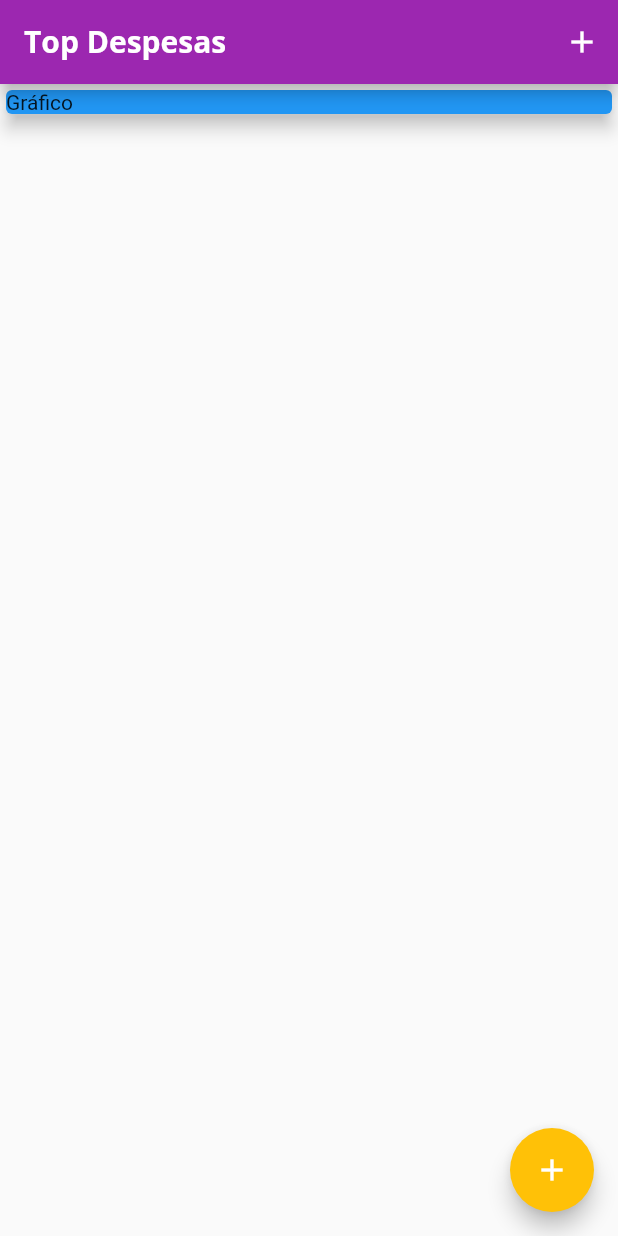
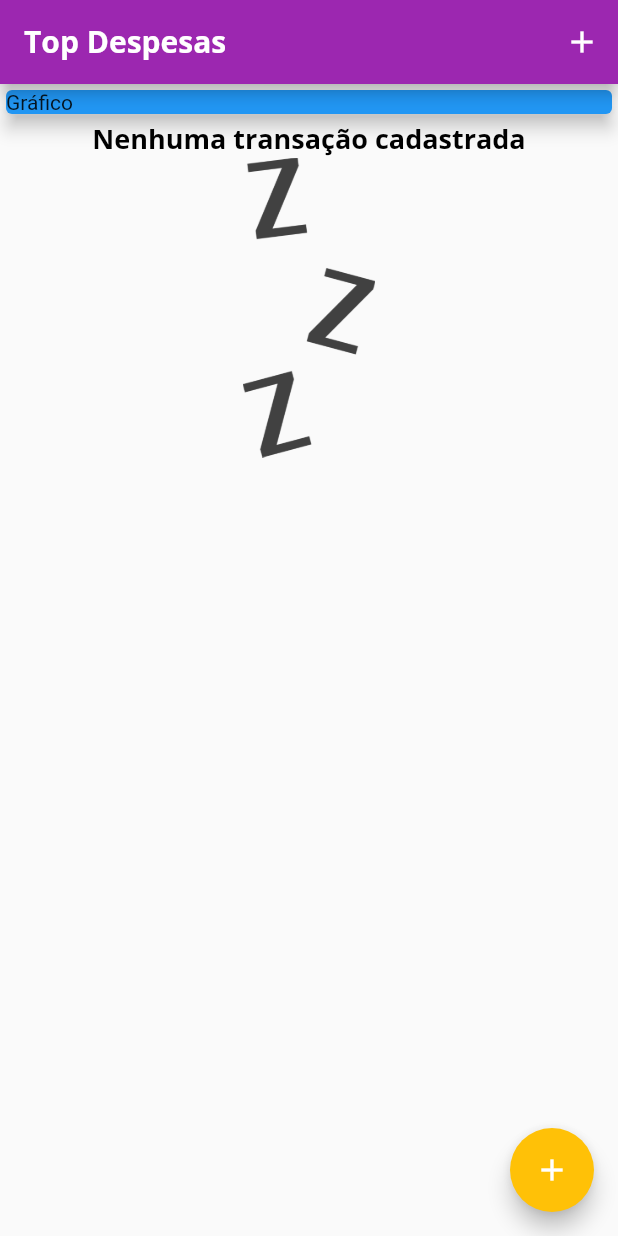
Before and after one commit to EnriqueIzel2/top_expenses, a Flutter app: the screen it shows after launch, on a phone screen of 412 x 824 dp. Run offline on Flutter 3.47's test engine with Material 2 defaults, Android fonts, the phone set to English and light mode, and no system bars.

Commit message:
feat: add conditional rendering

```diff
--- a/lib/components/transactions_list.dart
+++ b/lib/components/transactions_list.dart
@@ -13,7 +13,23 @@ class TransactionsList extends StatelessWidget {
   Widget build(BuildContext context) {
     return Container(
       height: 300,
-      child: ListView.builder(
+      child: transactions.isEmpty
+          ? Column(
+              children: [
+                Text(
+                  "Nenhuma transação cadastrada",
+                  style: Theme.of(context).textTheme.headline6,
+                ),
+                Container(
+                  height: 200,
+                  child: Image.asset(
+                    "assets/images/waiting.png",
+                    fit: BoxFit.cover,
+                  ),
+                ),
+              ],
+            )
+          : ListView.builder(
               itemCount: transactions.length,
               itemBuilder: ((context, index) {
                 final transaction = transactions[index];
```
Lines whose indentation alone changed are shown as unchanged.
